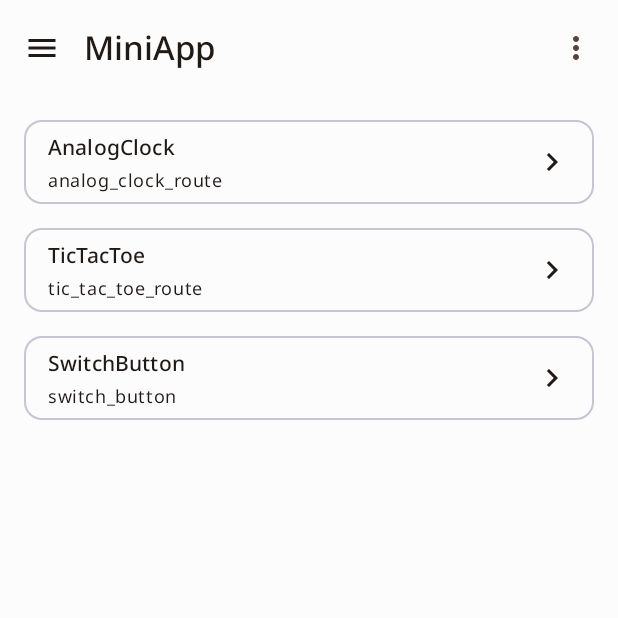
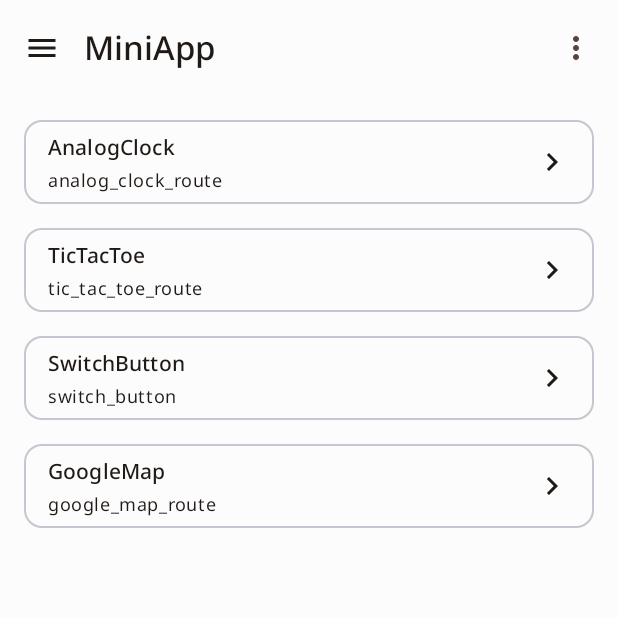
Before and after one commit to phamvanducdev/ComposeUI, an Android app built with Jetpack Compose: the screen it shows after launch (MainActivity), on a phone screen of 412 x 824 dp, the top half of it. Run offline under Robolectric (Android 15) with nearby library versions, the phone set to English and light mode, and no system bars; our stand-ins replace Dagger/Hilt's generated code, Timber, accompanist; libraries missing offline, so code that uses them is left out: com.google.accompanist.navigation.

Commit message:
Config google maps

```diff
--- a/app/build.gradle
+++ b/app/build.gradle
@@ -103,6 +103,9 @@ dependencies {
     implementation firebaseAnalyticsKtx
     implementation firebaseFirestoreKtx
 
+    implementation mapsCompose
+    implementation mapsPlayServices
+
     testImplementation junit
     androidTestImplementation junitExt
     androidTestImplementation espresso
--- a/app/src/main/AndroidManifest.xml
+++ b/app/src/main/AndroidManifest.xml
@@ -26,6 +26,12 @@
                 <category android:name="android.intent.category.LAUNCHER" />
             </intent-filter>
         </activity>
+        <meta-data
+            android:name="com.google.android.geo.API_KEY"
+            android:value="@string/google_maps_api_key" />
+        <meta-data
+            android:name="com.google.android.gms.version"
+            android:value="@integer/google_play_services_version" />
     </application>
 
 </manifest>
--- a/app/src/main/java/com/ducpv/composeui/MainActivity.kt
+++ b/app/src/main/java/com/ducpv/composeui/MainActivity.kt
@@ -54,6 +54,7 @@ fun ComposeUiApp(
     ModalNavigationDrawer(
         modifier = Modifier.fillMaxSize(),
         drawerState = appState.drawerState,
+        gesturesEnabled = appState.drawerGesturesEnabled,
         drawerContent = {
             AppDrawer(
                 destinations = appState.topLevelDestinations,
--- a/app/src/main/java/com/ducpv/composeui/feature/miniapp/MiniAppListScreen.kt
+++ b/app/src/main/java/com/ducpv/composeui/feature/miniapp/MiniAppListScreen.kt
@@ -23,6 +23,7 @@ fun MiniAppListScreen(
         NavDestinations.AnalogClock,
         NavDestinations.TicTacToe,
         NavDestinations.SwitchButton,
+        NavDestinations.GoogleMap,
     )
     LazyColumn(
         modifier = Modifier.fillMaxSize(),
--- a/app/src/main/java/com/ducpv/composeui/navigation/AppNavHost.kt
+++ b/app/src/main/java/com/ducpv/composeui/navigation/AppNavHost.kt
@@ -5,6 +5,7 @@ import androidx.compose.runtime.Composable
 import com.ducpv.composeui.feature.component.ComponentListScreen
 import com.ducpv.composeui.feature.miniapp.MiniAppListScreen
 import com.ducpv.composeui.feature.miniapp.clock.AnalogClockScreen
+import com.ducpv.composeui.feature.miniapp.googlemaps.GoogleMapsScreen
 import com.ducpv.composeui.feature.miniapp.switchbutton.SwitchButtonScreen
 import com.ducpv.composeui.feature.miniapp.tictactoe.TicTacToeScreen
 import com.google.accompanist.navigation.animation.AnimatedNavHost
@@ -38,6 +39,9 @@ fun AppNavHost(appState: AppState) {
             composable(NavDestinations.SwitchButton.route) {
                 SwitchButtonScreen(appState = appState)
             }
+            composable(NavDestinations.GoogleMap.route) {
+                GoogleMapsScreen(appState = appState)
+            }
         }
         navigation(
             route = TopLevelDestination.Component.graphRoute,
@@ -56,7 +60,8 @@ enum class NavDestinations(val route: String, val label: String) {
     MiniAppList("mini_app_route", "MiniApp"),
     SwitchButton("switch_button", "SwitchButton"),
     AnalogClock("analog_clock_route", "AnalogClock"),
-    TicTacToe("tic_tac_toe_route", "TicTacToe");
+    TicTacToe("tic_tac_toe_route", "TicTacToe"),
+    GoogleMap("google_map_route", "GoogleMap");
 
     companion object {
         fun findByRoute(route: String?): NavDestinations? {
--- a/app/src/main/java/com/ducpv/composeui/navigation/AppState.kt
+++ b/app/src/main/java/com/ducpv/composeui/navigation/AppState.kt
@@ -4,9 +4,7 @@ import androidx.compose.animation.ExperimentalAnimationApi
 import androidx.compose.material.icons.Icons
 import androidx.compose.material.icons.filled.*
 import androidx.compose.material3.*
-import androidx.compose.runtime.Composable
-import androidx.compose.runtime.remember
-import androidx.compose.runtime.rememberCoroutineScope
+import androidx.compose.runtime.*
 import androidx.compose.ui.graphics.vector.ImageVector
 import androidx.navigation.NavDestination
 import androidx.navigation.NavGraph.Companion.findStartDestination
@@ -28,6 +26,14 @@ class AppState(
     val coroutineScope: CoroutineScope,
     val snackHostState: SnackbarHostState
 ) {
+    init {
+        navController.addOnDestinationChangedListener { _, destination, _ ->
+            drawerGesturesEnabled = destination.route in TopLevelDestination.values().map { it.route }
+        }
+    }
+
+    var drawerGesturesEnabled by mutableStateOf(true)
+
     val topLevelDestinations = TopLevelDestination.values().asList()
 
     val currentDestination: NavDestination?
--- a/app/src/main/res/values/strings.xml
+++ b/app/src/main/res/values/strings.xml
@@ -1,4 +1,6 @@
 <resources>
+    <string name="google_maps_api_key">AIzaSyB6jhvzvb2DN6y0OhUU8TGUcOgglrFH3I0</string>
+
     <!-- TopAppBar Menu-->
     <string name="terms_of_service">Terms of service</string>
     <string name="privacy_policy">Privacy policy</string>
--- a/build.gradle
+++ b/build.gradle
@@ -12,6 +12,7 @@ plugins {
     id 'com.android.application' version '7.4.0' apply false
     id 'com.android.library' version '7.4.0' apply false
     id 'org.jetbrains.kotlin.android' version '1.8.10' apply false
+    id 'com.google.android.libraries.mapsplatform.secrets-gradle-plugin' version '2.0.1' apply false
 }
 
 task clean(type: Delete) {
```
Also changed, not shown: app/src/main/java/com/ducpv/composeui/feature/miniapp/googlemaps/GoogleMapsScreen.kt (added, +41 -0 lines), gradle/dependencies.gradle (+6 -3 lines).
